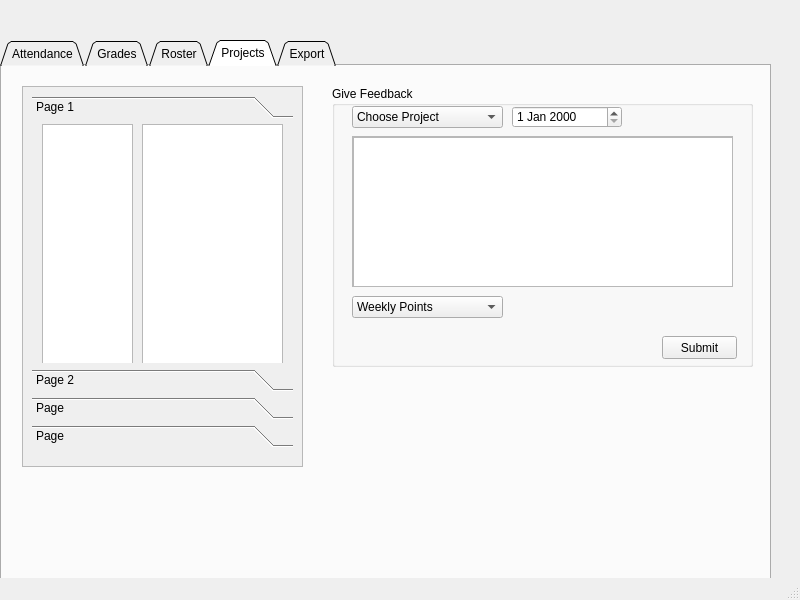
Qt form CMS1.ui (lizhao1993/CMS) before a commit.
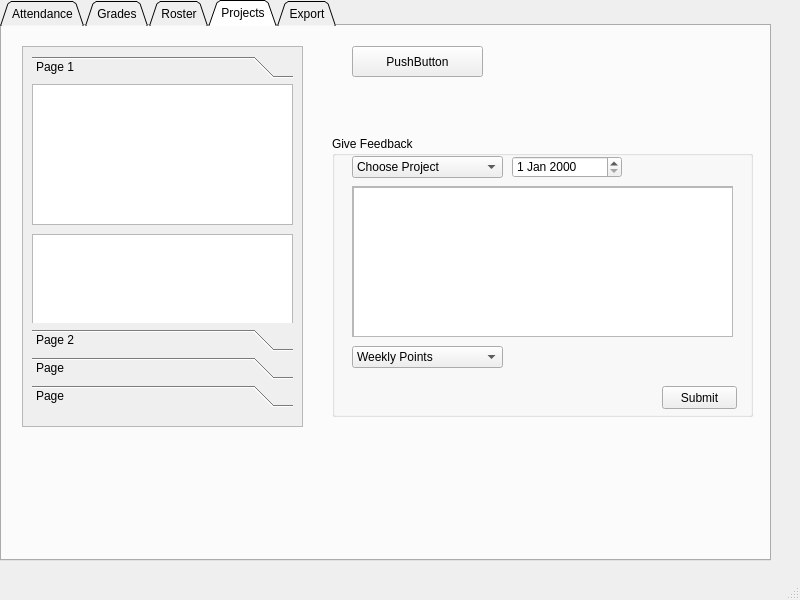
The same form after that commit. The open tabs and pages were chosen to show the change.

Commit message: attempted to work on projects

Diff of the .ui file:
```diff
--- a/CMS1.ui
+++ b/CMS1.ui
@@ -18,7 +18,7 @@
     <property name="geometry">
      <rect>
       <x>0</x>
-      <y>40</y>
+      <y>0</y>
       <width>771</width>
       <height>561</height>
      </rect>
@@ -197,30 +197,30 @@
             <rect>
              <x>0</x>
              <y>0</y>
-             <width>261</width>
-             <height>243</height>
+             <width>100</width>
+             <height>30</height>
             </rect>
            </property>
            <attribute name="label">
             <string>Page 1</string>
            </attribute>
-           <widget class="QColumnView" name="columnView">
+           <widget class="QTableView" name="studentInProject">
             <property name="geometry">
              <rect>
-              <x>10</x>
+              <x>0</x>
               <y>0</y>
-              <width>91</width>
-              <height>241</height>
+              <width>261</width>
+              <height>141</height>
              </rect>
             </property>
            </widget>
            <widget class="QTableView" name="tableView_2">
             <property name="geometry">
              <rect>
-              <x>110</x>
-              <y>0</y>
-              <width>141</width>
-              <height>241</height>
+              <x>0</x>
+              <y>150</y>
+              <width>261</width>
+              <height>151</height>
              </rect>
             </property>
            </widget>
@@ -273,7 +273,7 @@
       <property name="geometry">
        <rect>
         <x>330</x>
-        <y>20</y>
+        <y>110</y>
         <width>421</width>
         <height>281</height>
        </rect>
@@ -371,6 +371,19 @@
        </property>
       </widget>
      </widget>
+     <widget class="QPushButton" name="addProjectBttn">
+      <property name="geometry">
+       <rect>
+        <x>350</x>
+        <y>20</y>
+        <width>131</width>
+        <height>31</height>
+       </rect>
+      </property>
+      <property name="text">
+       <string>PushButton</string>
+      </property>
+     </widget>
     </widget>
     <widget class="QWidget" name="export">
      <attribute name="title">
```
Left out of the diff: 47 changed lines with no effect on the pictures. The commit also changes 6 other files.
